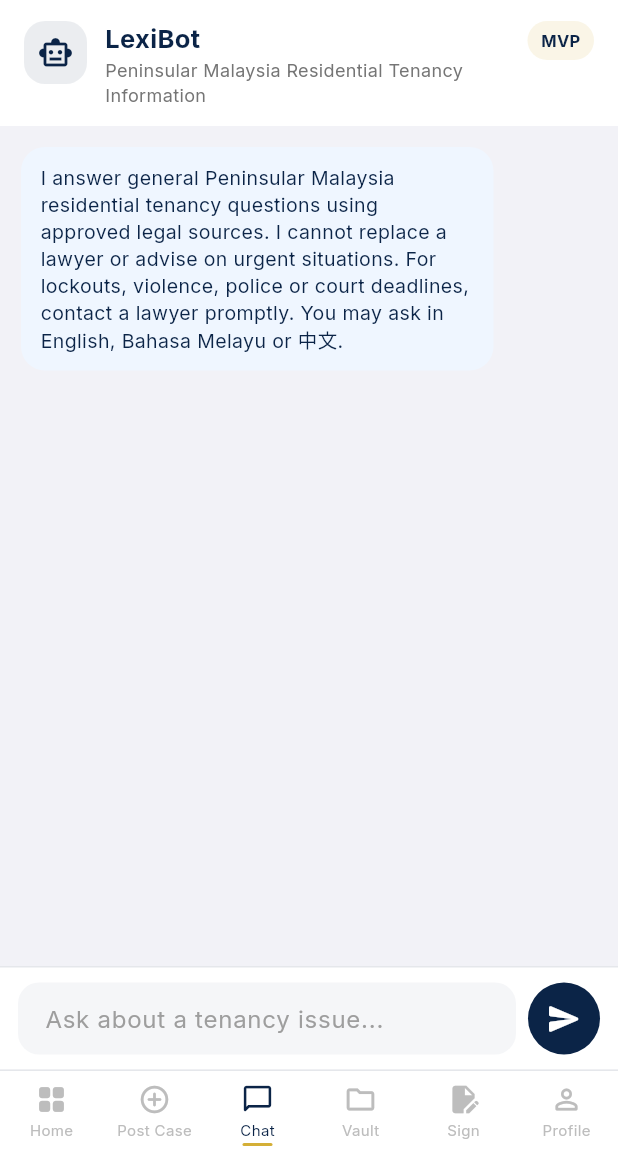
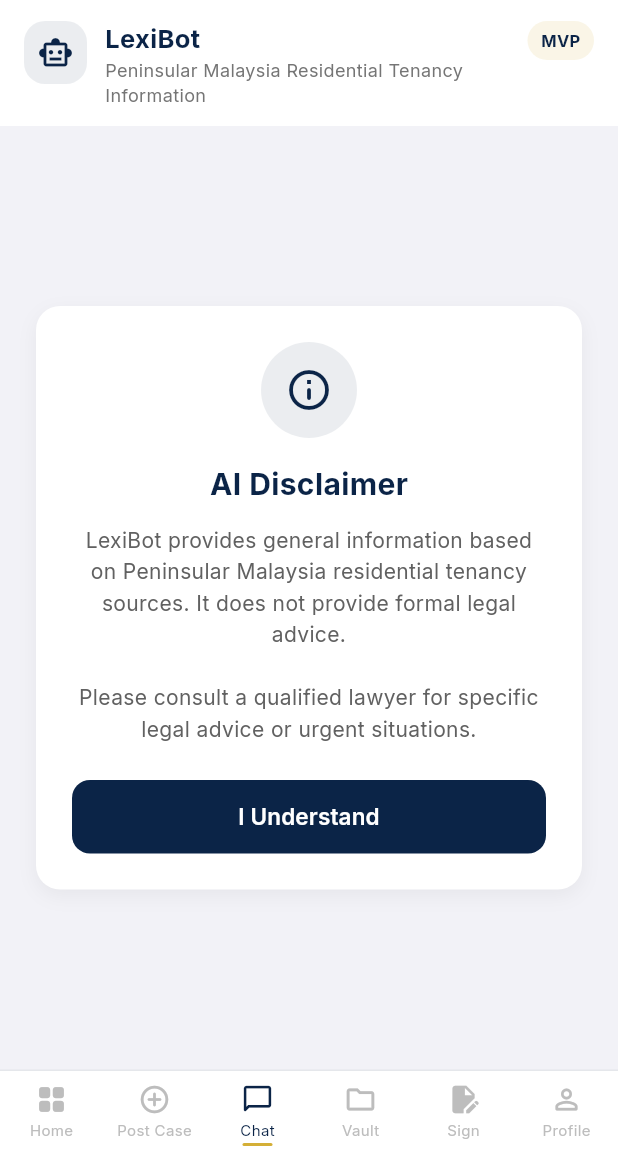
Before and after one commit to CQ0113/lexiguard, a Flutter app: the ClientDashboardScreen screen opened directly with sample values from the repository, item 3 of the bottom bar chosen, on a phone screen of 412 x 824 dp, the part 78-1236 px from its top. Run offline on Flutter 3.47's test engine with Material 3 defaults, Android fonts, the phone set to English and light mode, and no system bars; our stand-ins replace cloud_firestore, cloud_functions, dotted_border, file_picker, firebase_auth, firebase_core and 5 more; missing offline and left inert: syncfusion_flutter_pdf; accounts and stored records are empty.

Commit message:
feat: AI disclaimer

```diff
--- a/lib/models/user_model.dart
+++ b/lib/models/user_model.dart
@@ -80,6 +80,7 @@ class UserModel {
   final String? jurisdiction;
   final String? practiceState;
   final String? practiceCity;
+  final bool hasAcknowledgedLexiBotDisclaimer;
 
   const UserModel({
     required this.id,
@@ -107,6 +108,7 @@ class UserModel {
     this.jurisdiction,
     this.practiceState,
     this.practiceCity,
+    this.hasAcknowledgedLexiBotDisclaimer = false,
   });
 
   // ─── Firestore Deserialization ───────────────────────────────────────────────
@@ -156,6 +158,7 @@ class UserModel {
       if (jurisdiction != null) 'jurisdiction': jurisdiction,
       if (practiceState != null) 'practiceState': practiceState,
       if (practiceCity != null) 'practiceCity': practiceCity,
+      'hasAcknowledgedLexiBotDisclaimer': hasAcknowledgedLexiBotDisclaimer,
     };
   }
 
@@ -202,6 +205,7 @@ class UserModel {
       jurisdiction: map['jurisdiction'] as String?,
       practiceState: map['practiceState'] as String?,
       practiceCity: map['practiceCity'] as String?,
+      hasAcknowledgedLexiBotDisclaimer: _readBool(map['hasAcknowledgedLexiBotDisclaimer']) ?? false,
     );
   }
 
@@ -323,6 +327,7 @@ class UserModel {
       'jurisdiction': jurisdiction,
       'practiceState': practiceState,
       'practiceCity': practiceCity,
+      'hasAcknowledgedLexiBotDisclaimer': hasAcknowledgedLexiBotDisclaimer,
     };
   }
 
--- a/lib/screens/client/client_dashboard_screen.dart
+++ b/lib/screens/client/client_dashboard_screen.dart
@@ -174,6 +174,7 @@ class _ClientDashboardScreenState extends State<ClientDashboardScreen> {
             onOpenLexiBot: () => setState(() => _currentTab = 2),
           ), // Maps to index 0 (Home)
           LexiBotChatScreen(
+            user: widget.user,
             onRequestLawyer: () => _onTabTap(1),
           ), // Maps to index 2 (Chat)
           VaultTabRouterScreen(user: widget.user), // Maps to index 3 (Vault)
--- a/lib/screens/client/lexibot_chat_screen.dart
+++ b/lib/screens/client/lexibot_chat_screen.dart
@@ -6,16 +6,20 @@ import 'package:google_fonts/google_fonts.dart';
 import 'package:url_launcher/url_launcher.dart';
 
 import '../../models/lexibot_response.dart';
+import '../../models/user_model.dart';
+import '../../repositories/user_repository.dart';
 import '../../services/lexibot_service.dart';
 
 class LexiBotChatScreen extends StatefulWidget {
   const LexiBotChatScreen({
     super.key,
+    required this.user,
     LexiBotClient? client,
     VoidCallback? onRequestLawyer,
   }) : _client = client,
        _onRequestLawyer = onRequestLawyer;
 
+  final UserModel user;
   final LexiBotClient? _client;
   final VoidCallback? _onRequestLawyer;
 
@@ -40,6 +44,7 @@ class _LexiBotChatScreenState extends State<LexiBotChatScreen> {
     ),
   ].toList();
   bool _isSending = false;
+  late bool _hasAcknowledgedDisclaimer;
 
   @override
   void initState() {
@@ -47,6 +52,7 @@ class _LexiBotChatScreenState extends State<LexiBotChatScreen> {
     _client = widget._client ?? LexiBotService();
     _conversationId =
         'flutter-${DateTime.now().microsecondsSinceEpoch.toString()}';
+    _hasAcknowledgedDisclaimer = widget.user.hasAcknowledgedLexiBotDisclaimer;
   }
 
   @override
@@ -130,6 +136,15 @@ class _LexiBotChatScreenState extends State<LexiBotChatScreen> {
 
   @override
   Widget build(BuildContext context) {
+    if (!_hasAcknowledgedDisclaimer) {
+      return Column(
+        children: [
+          _buildHeader(),
+          Expanded(child: _buildDisclaimer()),
+        ],
+      );
+    }
+
     return Column(
       children: [
         _buildHeader(),
@@ -151,6 +166,98 @@ class _LexiBotChatScreenState extends State<LexiBotChatScreen> {
         ),
         _buildComposer(),
       ],
+    );
+  }
+
+  Widget _buildDisclaimer() {
+    return Container(
+      color: const Color(0xFFF2F2F7),
+      padding: const EdgeInsets.all(24),
+      child: Center(
+        child: Container(
+          constraints: const BoxConstraints(maxWidth: 400),
+          padding: const EdgeInsets.all(24),
+          decoration: BoxDecoration(
+            color: Colors.white,
+            borderRadius: BorderRadius.circular(16),
+            boxShadow: [
+              BoxShadow(
+                color: Colors.black.withValues(alpha: 0.05),
+                blurRadius: 10,
+                offset: const Offset(0, 4),
+              ),
+            ],
+          ),
+          child: Column(
+            mainAxisSize: MainAxisSize.min,
+            children: [
+              Container(
+                width: 64,
+                height: 64,
+                decoration: BoxDecoration(
+                  color: _navy.withValues(alpha: 0.08),
+                  shape: BoxShape.circle,
+                ),
+                child: const Icon(Icons.info_outline_rounded, color: _navy, size: 32),
+              ),
+              const SizedBox(height: 16),
+              Text(
+                'AI Disclaimer',
+                style: GoogleFonts.inter(
+                  fontSize: 20,
+                  fontWeight: FontWeight.w700,
+                  color: _navy,
+                ),
+              ),
+              const SizedBox(height: 12),
+              Text(
+                'LexiBot provides general information based on Peninsular Malaysia residential tenancy sources. '
+                'It does not provide formal legal advice.\n\n'
+                'Please consult a qualified lawyer for specific legal advice or urgent situations.',
+                textAlign: TextAlign.center,
+                style: GoogleFonts.inter(
+                  fontSize: 14,
+                  height: 1.5,
+                  color: Colors.grey[700],
+                ),
+              ),
+              const SizedBox(height: 24),
+              SizedBox(
+                width: double.infinity,
+                child: FilledButton(
+                  onPressed: () async {
+                    setState(() {
+                      _hasAcknowledgedDisclaimer = true;
+                    });
+                    try {
+                      await UserRepository().upsertUser(
+                        uid: widget.user.id,
+                        payload: {'hasAcknowledgedLexiBotDisclaimer': true},
+                      );
+                    } catch (e) {
+                      debugPrint('Failed to save disclaimer state: $e');
+                    }
+                  },
+                  style: FilledButton.styleFrom(
+                    backgroundColor: _navy,
+                    padding: const EdgeInsets.symmetric(vertical: 14),
+                    shape: RoundedRectangleBorder(
+                      borderRadius: BorderRadius.circular(12),
+                    ),
+                  ),
+                  child: Text(
+                    'I Understand',
+                    style: GoogleFonts.inter(
+                      fontSize: 15,
+                      fontWeight: FontWeight.w600,
+                    ),
+                  ),
+                ),
+              ),
+            ],
+          ),
+        ),
+      ),
     );
   }
 
```
Also changed, not shown: 2 other files.
